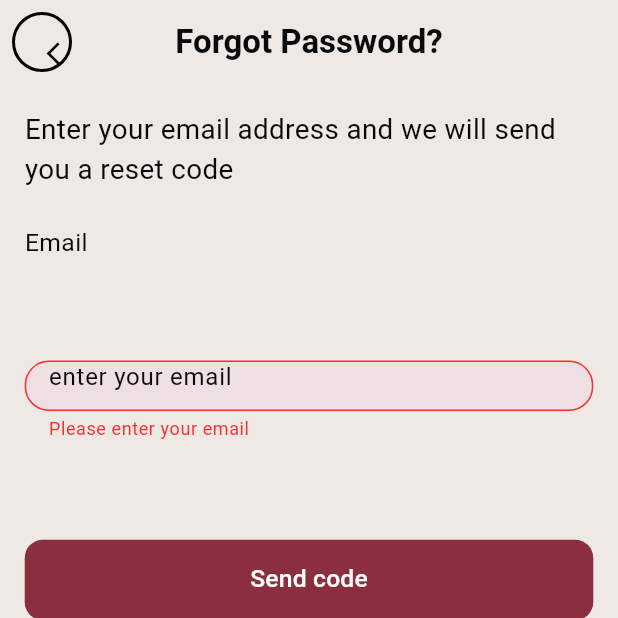
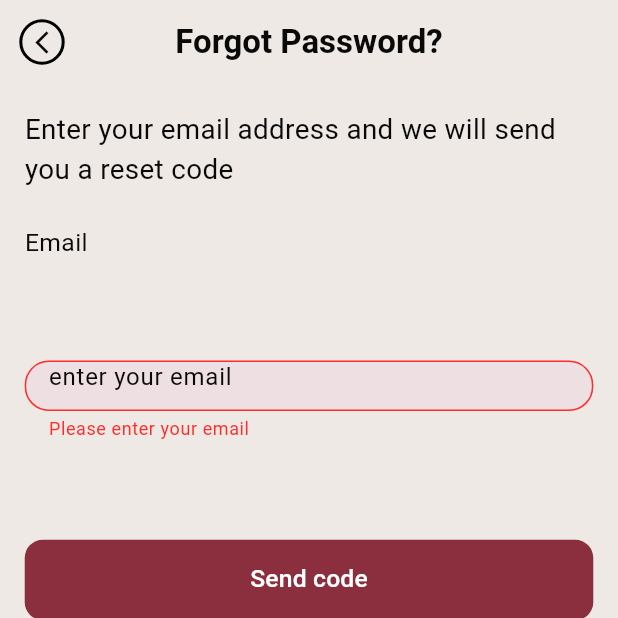
Before and after one commit to Coder240807/kisekae, a Flutter app: the ForgotPassword screen opened directly with empty values, after a tap on "Send code", on a phone screen of 412 x 824 dp, the top half of it. Run offline on Flutter 3.47's test engine with Material 3 defaults, Android fonts, the phone set to English and light mode, and no system bars; our stand-ins replace dio, flutter_secure_storage, google_sign_in; accounts and stored records are empty.

Commit message:
feat: fix back button and add loading state in forgot password screen

```diff
--- a/lib/screens/forgot_password.dart
+++ b/lib/screens/forgot_password.dart
@@ -21,6 +21,9 @@ class _ForgotPasswordState extends State<ForgotPassword> {
 
   bool _otpSent = false;
   bool _obscurePassword = true;
+  bool _sendingOtp = false;
+  bool _resetting = false;
+  bool get _loading => _sendingOtp || _resetting;
 
   @override
   void initState() {
@@ -76,18 +79,23 @@ class _ForgotPasswordState extends State<ForgotPassword> {
   }
 
   Future<void> _handleSendOtp() async {
+    if (_loading) return;
     if (!_form.currentState!.validate()) return;
+
+    setState(() => _sendingOtp = true);
+    try {
       final email = _emailController.text.trim();
-    final success = await EmailAuth().sendOtp(email, purpose: "password_reset");
+      final success = await EmailAuth().sendOtp(
+        email,
+        purpose: "password_reset",
+      );
 
       if (!mounted) return;
       if (success) {
-      setState(() {
-        _otpSent = true;
-      });
+        setState(() => _otpSent = true);
         ScaffoldMessenger.of(context).showSnackBar(
           const SnackBar(
-          content: Text('Password reset code sent to your email!'),
+            content: Text('If an account exists, a password reset code has been sent!'),
             backgroundColor: Colors.green,
           ),
         );
@@ -99,9 +107,13 @@ class _ForgotPasswordState extends State<ForgotPassword> {
           ),
         );
       }
+    } finally {
+      if (mounted) setState(() => _sendingOtp = false);
+    }
   }
 
   Future<void> _handleResetPassword() async {
+    if (_loading) return;
     final otpString = _otpControllers.map((c) => c.text.trim()).join();
     if (otpString.length != _otpLength) {
       ScaffoldMessenger.of(context).showSnackBar(
@@ -124,6 +136,8 @@ class _ForgotPasswordState extends State<ForgotPassword> {
       return;
     }
     if (!_form.currentState!.validate()) return;
+    setState(() => _resetting = true);
+    try {
       final success = await EmailAuth().resetPassword(
         _emailController.text.trim(),
         otp,
@@ -148,6 +162,9 @@ class _ForgotPasswordState extends State<ForgotPassword> {
           ),
         );
       }
+    } finally {
+      if (mounted) setState(() => _resetting = false);
+    }
   }
 
   @override
@@ -162,7 +179,7 @@ class _ForgotPasswordState extends State<ForgotPassword> {
             Navigator.pop(context);
           },
           icon: Container(
-            padding: EdgeInsets.all(size.width * 0.04),
+            padding: EdgeInsets.all(size.width * 0.01),
             decoration: BoxDecoration(
               shape: BoxShape.circle,
               color: Colors.transparent,
@@ -349,13 +366,24 @@ class _ForgotPasswordState extends State<ForgotPassword> {
                 width: double.infinity,
                 height: size.height * 0.065,
                 child: FilledButton(
-                  onPressed: _otpSent ? _handleResetPassword : _handleSendOtp,
+                  onPressed: _loading
+                      ? null
+                      : (_otpSent ? _handleResetPassword : _handleSendOtp),
                   style: FilledButton.styleFrom(
                     shape: RoundedRectangleBorder(
                       borderRadius: BorderRadius.circular(12),
                     ),
                   ),
-                  child: Text(
+                  child: _loading
+                      ? const SizedBox(
+                          height: 22,
+                          width: 22,
+                          child: CircularProgressIndicator(
+                            strokeWidth: 2.5,
+                            color: Colors.white,
+                          ),
+                        )
+                      : Text(
                           _otpSent ? 'Reset Password' : 'Send code',
                           style: TextStyle(fontSize: size.width * 0.04),
                         ),
```
Lines whose indentation alone changed are shown as unchanged.
